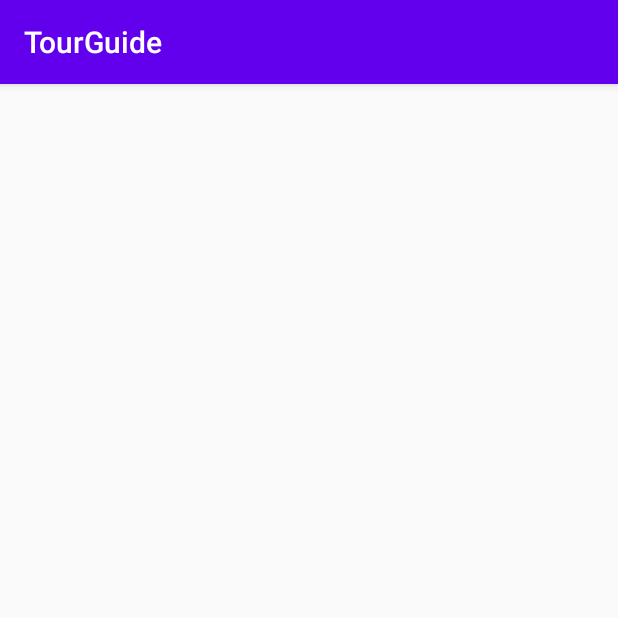
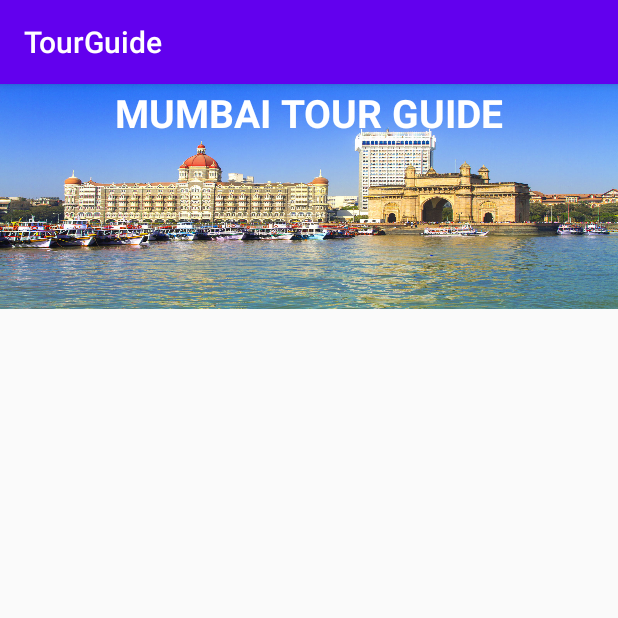
Before and after one commit to kanupriya-ishu/android_projects, an Android app: the screen it shows after launch (MainActivity), on a phone screen of 412 x 824 dp, the top half of it. Run offline under Robolectric (Android 15) with nearby library versions, the phone set to English and light mode, and no system bars.

Commit message:
Header of MainActivity

```diff
--- a/TourGuide/app/src/main/res/layout/activity_main.xml
+++ b/TourGuide/app/src/main/res/layout/activity_main.xml
@@ -4,5 +4,34 @@
     android:layout_height="match_parent"
     android:orientation="vertical" >
 
+    <RelativeLayout
+        xmlns:android="http://schemas.android.com/apk/res/android"
+        android:id="@+id/relativelayout"
+        android:layout_width="fill_parent"
+        android:layout_height="fill_parent" >
 
+        <ImageView
+            android:id="@+id/myImageView"
+            android:layout_width="match_parent"
+            android:layout_height="150dp"
+            android:scaleType="fitXY"
+            android:src="@drawable/mumbai" />
+
+        <TextView
+            android:id="@+id/myImageViewText1"
+            android:layout_width="wrap_content"
+            android:layout_height="wrap_content"
+            android:layout_alignLeft="@id/myImageView"
+            android:layout_alignTop="@id/myImageView"
+            android:layout_alignRight="@id/myImageView"
+            android:layout_alignBottom="@id/myImageView"
+            android:layout_margin="1dp"
+            android:layout_centerHorizontal="true"
+            android:text="MUMBAI TOUR GUIDE"
+            android:gravity="center_horizontal"
+            android:textStyle="bold"
+            android:textSize="26sp"
+            android:textColor="#ffffff" />
+
+    </RelativeLayout>
 </LinearLayout>
```
Also changed, not shown: TourGuide/app/src/main/res/drawable/mumbai.jpg (renamed from TourGuide/app/src/main/res/drawable/mumbaiHeader.jpg).
